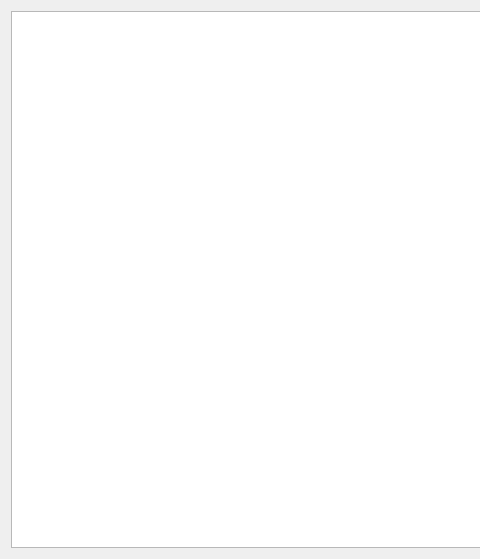
Qt form collectionmanager/ui/main_widget.ui (mavroprovato/collection-manager) before a commit; both pictures show x 0 to 480 and y 0 to 559 of the 932 by 559 pixel window.
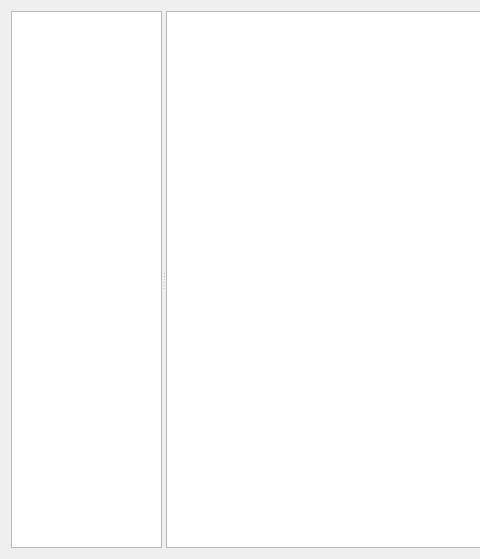
The same form after that commit.

What changed in the file:
```diff
--- a/collectionmanager/ui/main_widget.ui
+++ b/collectionmanager/ui/main_widget.ui
@@ -15,10 +15,26 @@
   </property>
   <layout class="QHBoxLayout" name="horizontalLayout">
    <item>
-    <widget class="QTableView" name="trackTableView">
-     <property name="selectionBehavior">
-      <enum>QAbstractItemView::SelectRows</enum>
+    <widget class="QSplitter" name="splitter">
+     <property name="orientation">
+      <enum>Qt::Horizontal</enum>
      </property>
+     <widget class="QTreeView" name="libraryTreeView">
+      <property name="sizePolicy">
+       <sizepolicy hsizetype="Expanding" vsizetype="Expanding">
+        <horstretch>1</horstretch>
+        <verstretch>0</verstretch>
+       </sizepolicy>
+      </property>
+     </widget>
+     <widget class="QTableView" name="libraryTableView">
+      <property name="sizePolicy">
+       <sizepolicy hsizetype="Expanding" vsizetype="Expanding">
+        <horstretch>5</horstretch>
+        <verstretch>0</verstretch>
+       </sizepolicy>
+      </property>
+     </widget>
     </widget>
    </item>
   </layout>
```
